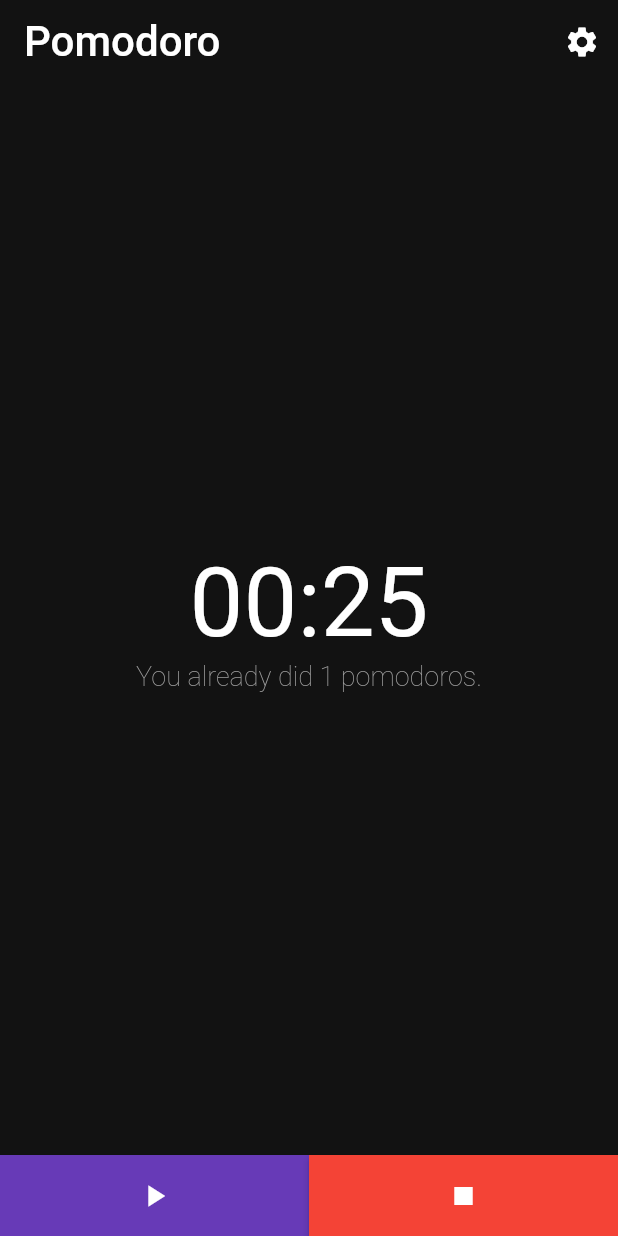
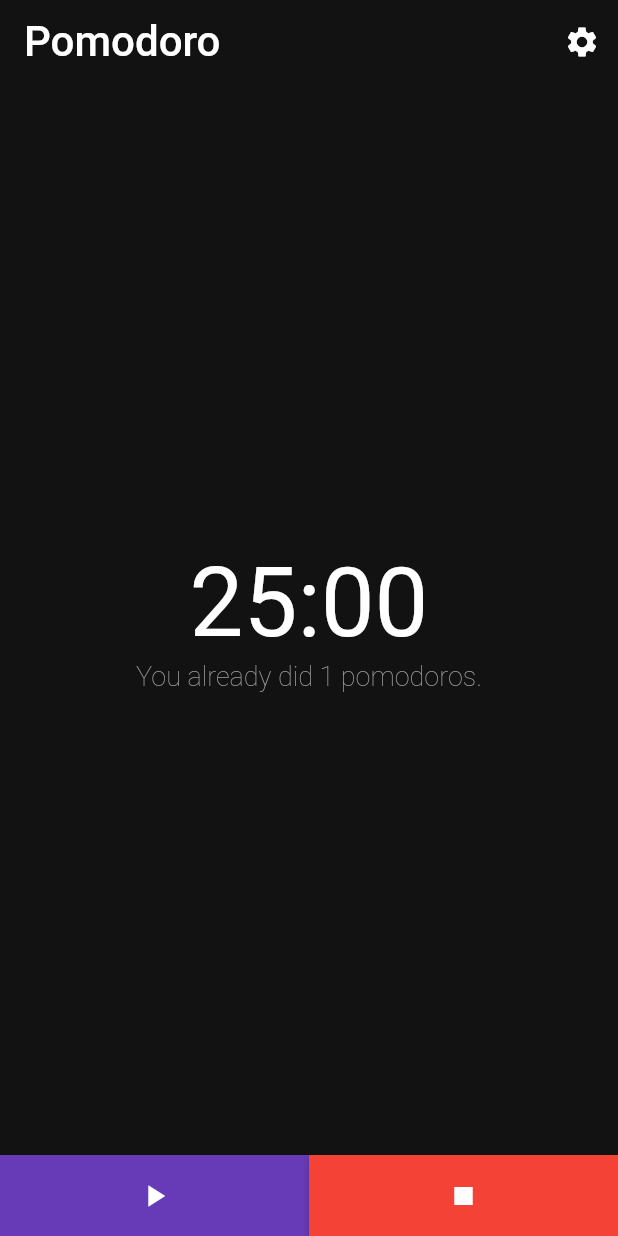
Before and after one commit to imjonasr/pomodoro, a Flutter app: the screen it shows after launch, after a tap on the "play arrow" icon, on a phone screen of 412 x 824 dp. Run offline on Flutter 3.47's test engine with Material 2 defaults, Android fonts, the light colour scheme and no system bars; our stand-ins replace shared_preferences; missing offline and left inert: shared_preferences_web.

Commit message:
:zap: General Update

```diff
--- a/lib/home.dart
+++ b/lib/home.dart
@@ -31,15 +31,15 @@ class _HomeState extends State<Home> {
 
     if(sequencia % 8 == 0) {
       // Pausa longa
-      current = timePausaLonga;
+      current = timePausaLonga * 60;
       texto = "20:00";
     } else if(sequencia % 2 == 0) {
       // Pausa curta
-      current = timePausaCurta;
+      current = timePausaCurta * 60;
       texto = "05:00";
     } else {
       // 25:00 minutos
-      current = timePomodoro;
+      current = timePomodoro * 60;
       pomodoros++;
       texto = "25:00";
     }
--- a/lib/settings.dart
+++ b/lib/settings.dart
@@ -70,7 +70,7 @@ class _SettingsState extends State<Settings> {
             ),
             SizedBox(height: 20,),
             Center(
-              child: Text("All values must be in seconds."),
+              child: Text("All values must be in minutes."),
             ),
             SizedBox(height: 20,),
             RaisedButton(
```
